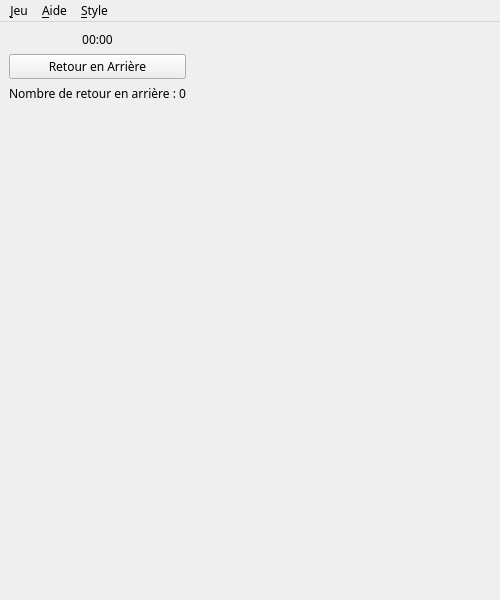
Above: GameWindow.ui from Kyrens/Takuzu-Qt before the change. Below: the same form after it.
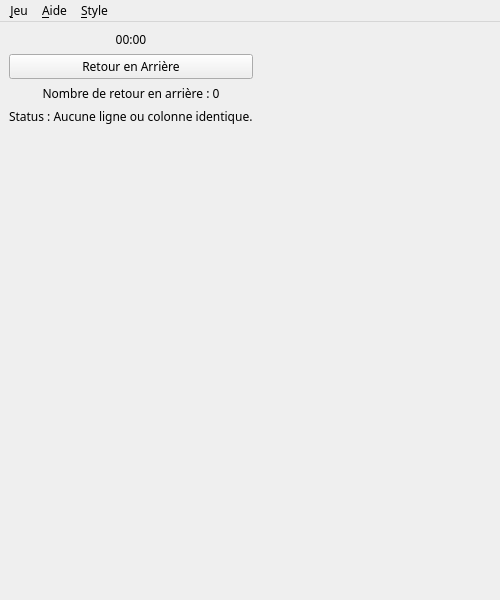
That is the form after the change.

```diff
--- a/GameWindow.ui
+++ b/GameWindow.ui
@@ -93,6 +93,24 @@
      <item>
       <layout class="QGridLayout" name="gridLayout"/>
      </item>
+     <item>
+      <widget class="QLabel" name="statusLabel">
+       <property name="maximumSize">
+        <size>
+         <width>16777215</width>
+         <height>25</height>
+        </size>
+       </property>
+       <property name="font">
+        <font>
+         <family>Ubuntu Mono</family>
+        </font>
+       </property>
+       <property name="text">
+        <string>Status : Aucune ligne ou colonne identique.</string>
+       </property>
+      </widget>
+     </item>
     </layout>
    </widget>
   </widget>
```
